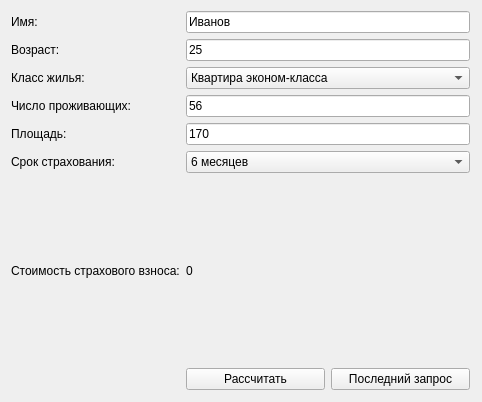
Above: widget.ui from LexaOop4Sem/OOP8 before the change. Below: the same form after it.
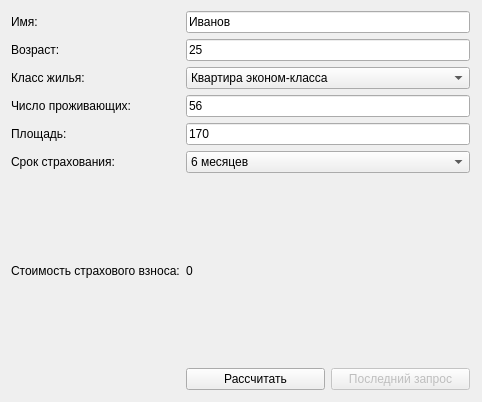
That is the form after the change.

What changed in the file:
```diff
--- a/widget.ui
+++ b/widget.ui
@@ -157,6 +157,9 @@
      <layout class="QGridLayout" name="gridLayout_4">
       <item row="0" column="1">
        <widget class="QPushButton" name="btnUndo">
+        <property name="enabled">
+         <bool>false</bool>
+        </property>
         <property name="text">
          <string>Последний запрос</string>
         </property>
```
